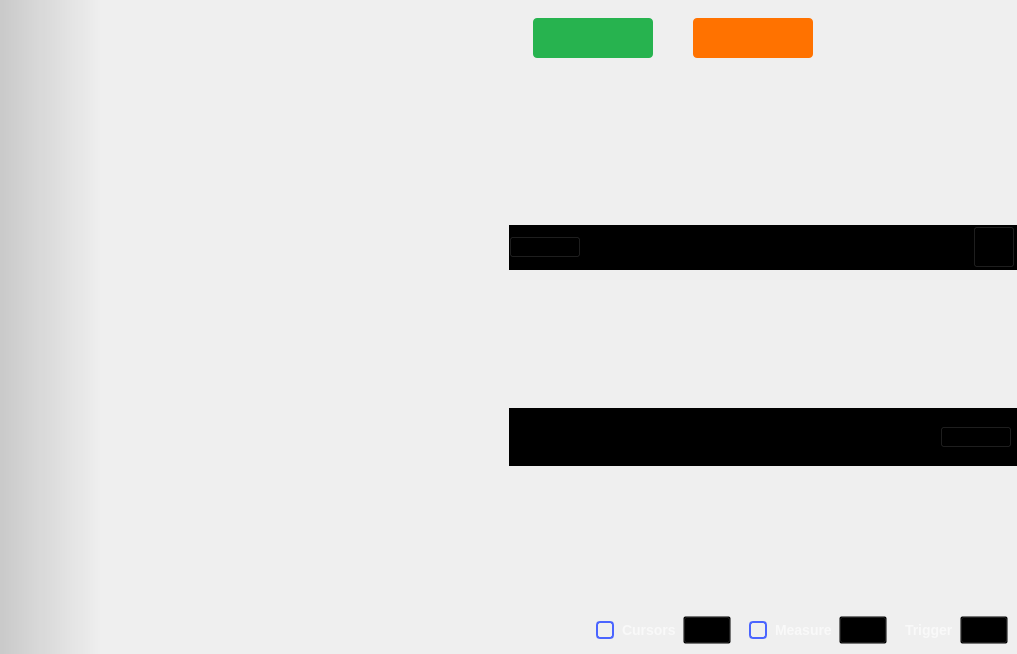
This is ui/oscilloscope.ui in myxingchao/scopy as Qt 5 draws it before an edit. The edited form follows.
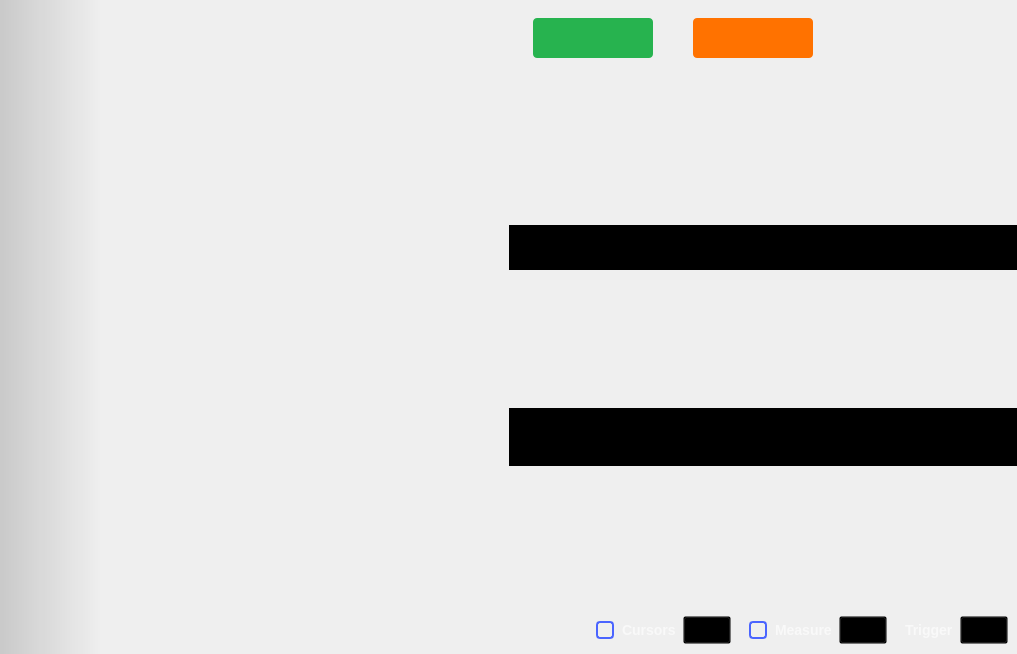
This is the edited form. Icons and pictures are not drawn. Custom widgets are drawn as their Qt base class.

Commit message: Oscilloscope: Move all the X-Y settings in the right side menu instead of having them on the plot.

```diff
--- a/ui/oscilloscope.ui
+++ b/ui/oscilloscope.ui
@@ -556,9 +556,6 @@
                 <property name="bottomMargin">
                  <number>3</number>
                 </property>
-                <item>
-                 <widget class="QComboBox" name="cmb_y_channel"/>
-                </item>
                </layout>
               </item>
               <item>
@@ -574,31 +571,6 @@
                 </property>
                </spacer>
               </item>
-              <item>
-               <widget class="QPushButton" name="xyPlotLineType">
-                <property name="styleSheet">
-                 <string notr="true">QPushButton {
-  min-height: 40px;
-  min-width: 40px;
-  max-height: 40px;
-  max-width: 40px;
-
-  border-image: url(:/icons/dots_on_plot.svg);
-}
-
-QPushButton::checked {
-  border-image: url(:/icons/lines_on_plot.svg);
-}
-</string>
-                </property>
-                <property name="text">
-                 <string/>
-                </property>
-                <property name="checkable">
-                 <bool>true</bool>
-                </property>
-               </widget>
-              </item>
               <item>
                <spacer name="horizontalSpacer_5">
                 <property name="orientation">
@@ -678,9 +650,6 @@
                 <property name="rightMargin">
                  <number>0</number>
                 </property>
-                <item>
-                 <widget class="QComboBox" name="cmb_x_channel"/>
-                </item>
                </layout>
               </item>
               <item>
@@ -977,23 +946,23 @@
   </action>
  </widget>
  <customwidgets>
+  <customwidget>
+   <class>adiscope::MenuAnim</class>
+   <extends>QWidget</extends>
+   <header>menu_anim.hpp</header>
+   <container>1</container>
+  </customwidget>
+  <customwidget>
+   <class>adiscope::DetachDragZone</class>
+   <extends>QWidget</extends>
+   <header>detachdragzone.h</header>
+   <container>1</container>
+  </customwidget>
   <customwidget>
    <class>adiscope::CustomPushButton</class>
    <extends>QPushButton</extends>
    <header>customPushButton.hpp</header>
   </customwidget>
-  <customwidget>
-   <class>adiscope::DetachDragZone</class>
-   <extends>QWidget</extends>
-   <header>detachdragzone.h</header>
-   <container>1</container>
-  </customwidget>
-  <customwidget>
-   <class>adiscope::MenuAnim</class>
-   <extends>QWidget</extends>
-   <header>menu_anim.hpp</header>
-   <container>1</container>
-  </customwidget>
  </customwidgets>
  <resources>
   <include location="../resources/resources.qrc"/>
```
The commit also changes 3 other files.
